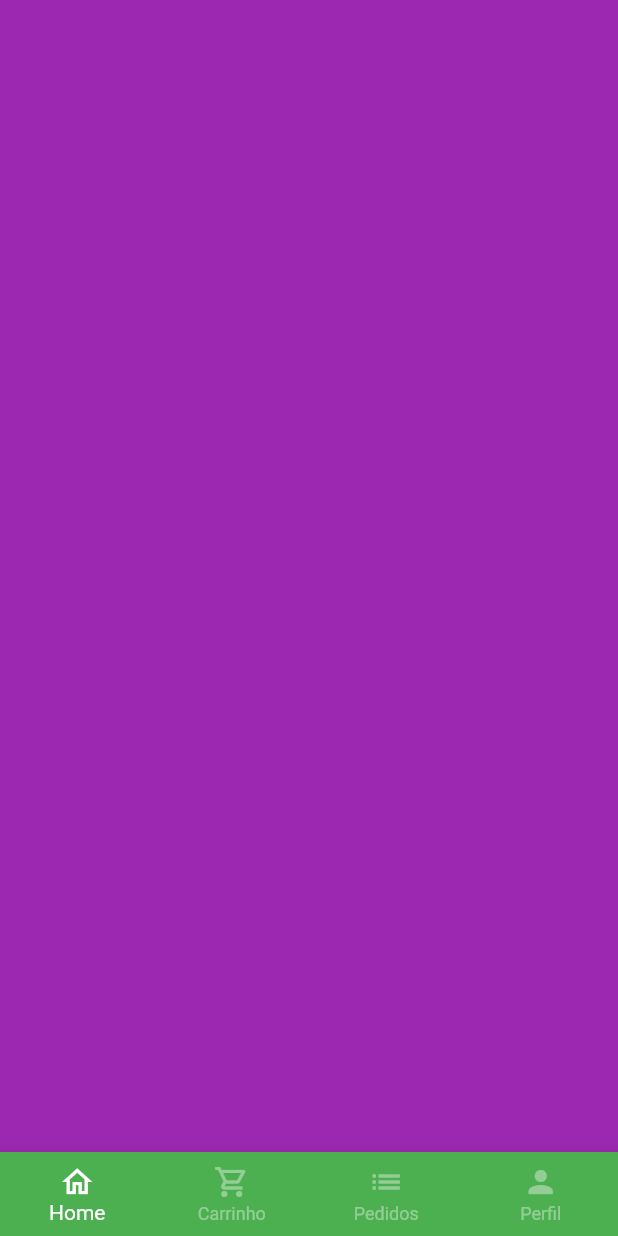
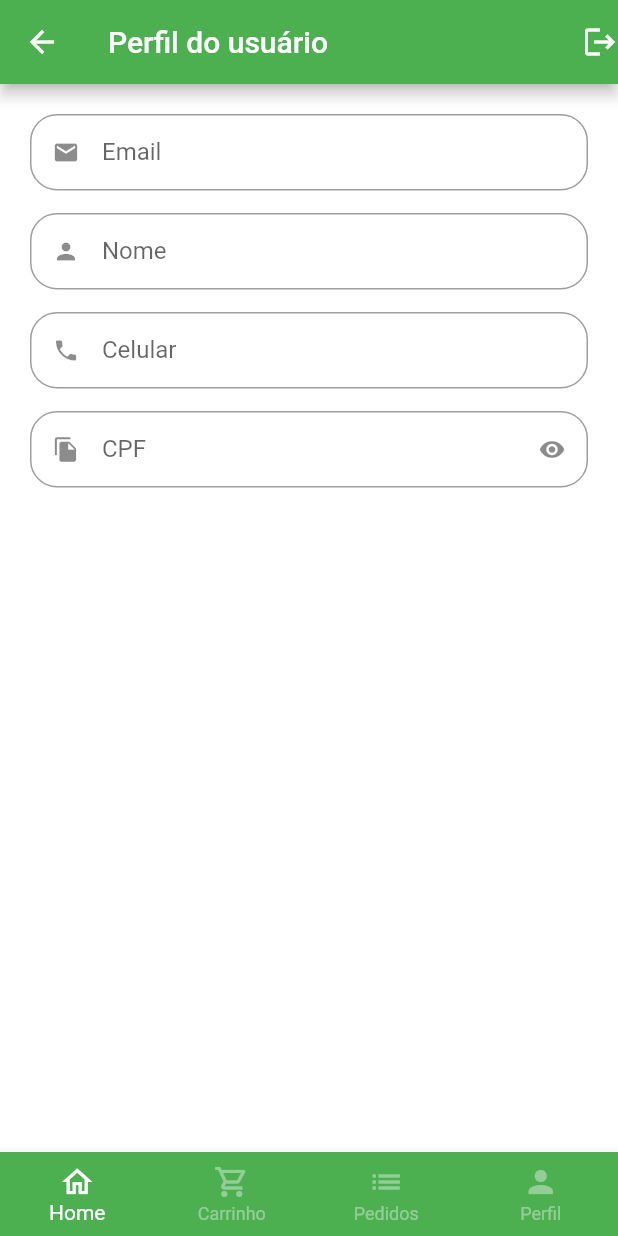
Before and after one commit to DavihFerraz/GreenGrocer, a Flutter app: the BaseScreen screen opened directly, swiped to page 4, on a phone screen of 412 x 824 dp. Run offline on Flutter 3.47's test engine with Material 2 defaults, Android fonts, the phone set to English and light mode, and no system bars; our stand-ins replace animated_text_kit, badges, mask_text_input_formatter.

Commit message:
Criando tela do perfil

```diff
--- a/lib/src/pages/auth/sign_in_screen.dart
+++ b/lib/src/pages/auth/sign_in_screen.dart
@@ -1,9 +1,10 @@
 import 'package:animated_text_kit/animated_text_kit.dart';
 import 'package:flutter/material.dart';
-import 'package:green_grocer/src/pages/auth/components/custom_text_field.dart';
+
 import 'package:green_grocer/src/pages/auth/config/custom_colors.dart';
 import 'package:green_grocer/src/pages/auth/sign_up_screen.dart';
 import 'package:green_grocer/src/pages/base/base_screen.dart';
+import 'package:green_grocer/src/pages/widgets/custom_text_field.dart';
 
 class SignInScreen extends StatelessWidget {
   const SignInScreen({super.key});
--- a/lib/src/pages/auth/sign_up_screen.dart
+++ b/lib/src/pages/auth/sign_up_screen.dart
@@ -1,6 +1,7 @@
 import 'package:flutter/material.dart';
-import 'package:green_grocer/src/pages/auth/components/custom_text_field.dart';
+
 import 'package:green_grocer/src/pages/auth/config/custom_colors.dart';
+import 'package:green_grocer/src/pages/widgets/custom_text_field.dart';
 import 'package:mask_text_input_formatter/mask_text_input_formatter.dart';
 
 class SignUpScreen extends StatelessWidget {
--- a/lib/src/pages/base/base_screen.dart
+++ b/lib/src/pages/base/base_screen.dart
@@ -1,6 +1,7 @@
 import 'package:flutter/material.dart';
 import 'package:green_grocer/src/pages/cart/cart_tab.dart';
 import 'package:green_grocer/src/pages/home/home_tab.dart';
+import 'package:green_grocer/src/pages/profile/profile_tab.dart';
 
 class BaseScreen extends StatefulWidget {
   const BaseScreen({super.key});
@@ -25,9 +26,7 @@ class _BaseScreenState extends State<BaseScreen> {
           Container(
             color: Colors.blue,
           ),
-          Container(
-            color: Colors.purple,
-          ),
+          const ProfileTab()
         ],
       ),
       bottomNavigationBar: BottomNavigationBar(
--- /dev/null
+++ b/lib/src/pages/profile/profile_tab.dart
@@ -0,0 +1,49 @@
+import 'package:flutter/material.dart';
+import 'package:green_grocer/src/pages/widgets/custom_text_field.dart';
+
+class ProfileTab extends StatelessWidget {
+  const ProfileTab({super.key});
+
+  @override
+  Widget build(BuildContext context) {
+    return Scaffold(
+      appBar: AppBar(
+        title: const Text(
+          'Perfil do usuário',
+        ),
+        actions: const [
+          Icon(
+            Icons.logout,
+          )
+        ],
+      ),
+      body: Padding(
+        padding: const EdgeInsets.symmetric(
+          horizontal: 20,
+          vertical: 20,
+        ),
+        child: Column(
+          children: const [
+            CustomTextField(
+              icon: Icons.mail,
+              label: 'Email',
+            ),
+            CustomTextField(
+              icon: Icons.person,
+              label: 'Nome',
+            ),
+            CustomTextField(
+              icon: Icons.phone,
+              label: 'Celular',
+            ),
+            CustomTextField(
+              icon: Icons.file_copy,
+              label: 'CPF',
+              isSecret: true,
+            ),
+          ],
+        ),
+      ),
+    );
+  }
+}
```
Also changed, not shown: lib/src/pages/widgets/custom_text_field.dart (renamed from lib/src/pages/auth/components/custom_text_field.dart).
